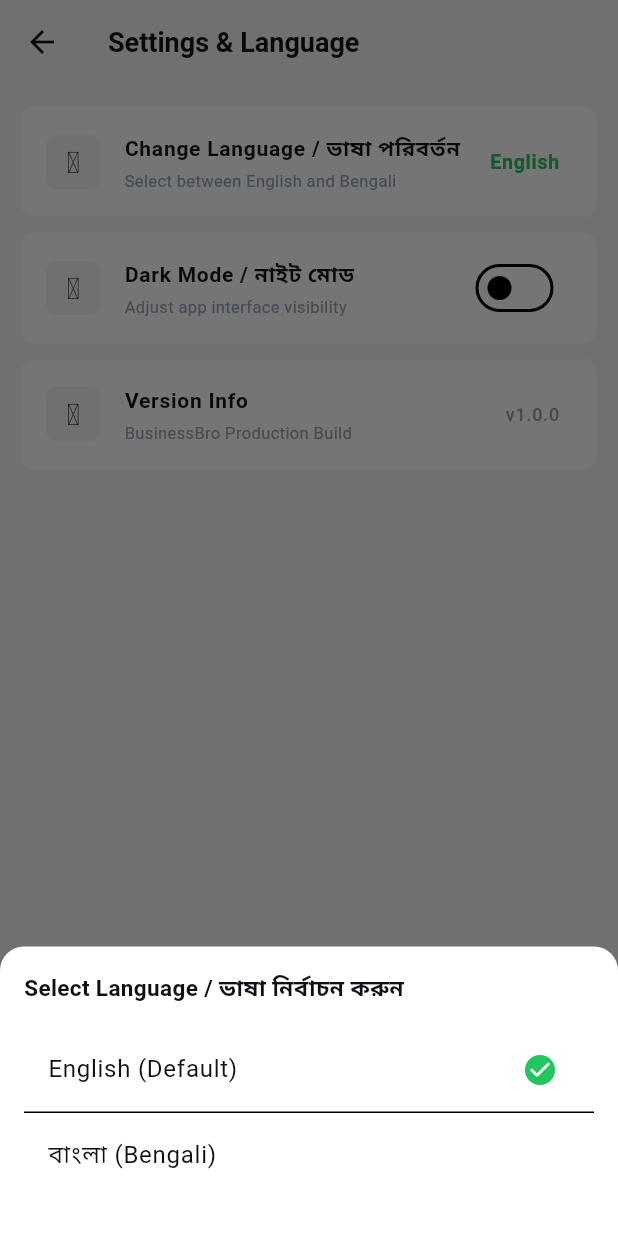
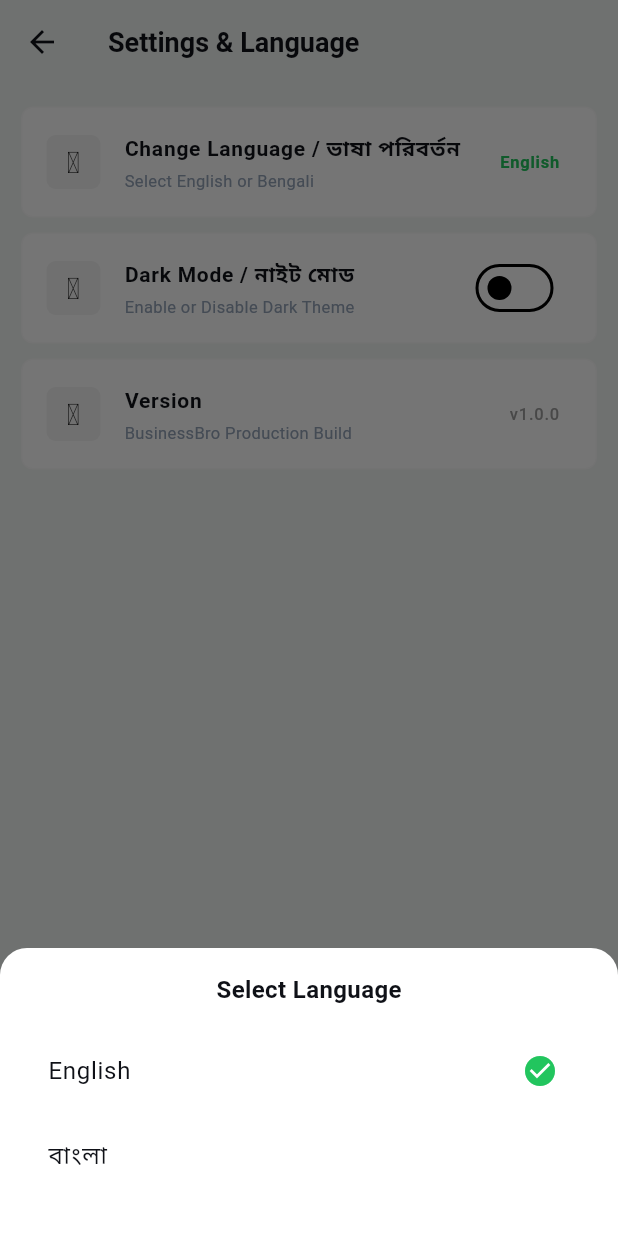
Before and after one commit to SB-Sagor/finalcial_management, a Flutter app: the SettingsScreen screen opened directly, after a tap on "Change Language / ভাষা পরিবর্তন", on a phone screen of 412 x 824 dp. Run offline on Flutter 3.47's test engine with Material 3 defaults, Android fonts, the phone set to English and light mode, and no system bars; our stand-ins replace get, iconsax, pdf, printing, shared_preferences; accounts and stored records are empty.

```diff
--- a/lib/features/dashboard/controllers/theme_controller.dart
+++ b/lib/features/dashboard/controllers/theme_controller.dart
@@ -3,34 +3,42 @@ import 'package:get/get.dart';
 import '../../../data/services/storage_service.dart';
 
 class ThemeController extends GetxController {
-  static ThemeController get instance => Get.find();
+  static ThemeController get instance => Get.find<ThemeController>();
 
-  final _isDarkMode = false.obs;
-  final _currentLanguage = 'en'.obs;
-
-  bool get isDarkMode => _isDarkMode.value;
-  String get currentLanguage => _currentLanguage.value;
+  final RxBool isDarkMode = false.obs;
+  final RxString currentLanguage = 'en'.obs;
 
   @override
   void onInit() {
     super.onInit();
-    _isDarkMode.value = StorageService.instance.getThemeMode()??false;
-    _currentLanguage.value = StorageService.instance.getLanguage();
 
-    // Set initial configuration
-    Get.changeThemeMode(_isDarkMode.value?ThemeMode.dark:ThemeMode.light);
-    Get.updateLocale(Locale(_currentLanguage.value));
+    isDarkMode.value = StorageService.instance.getThemeMode();
+    currentLanguage.value = StorageService.instance.getLanguage();
+
+    Get.changeThemeMode(
+      isDarkMode.value ? ThemeMode.dark : ThemeMode.light,
+    );
+
+    Get.updateLocale(
+      Locale(currentLanguage.value),
+    );
   }
 
-  void toggleTheme() {
-    _isDarkMode.value = !_isDarkMode.value;
-    Get.changeThemeMode(_isDarkMode.value ? ThemeMode.dark : ThemeMode.light);
-    StorageService.instance.saveThemeMode(_isDarkMode.value);
+  Future<void> toggleTheme() async {
+    isDarkMode.toggle();
+
+    Get.changeThemeMode(
+      isDarkMode.value ? ThemeMode.dark : ThemeMode.light,
+    );
+
+    await StorageService.instance.saveThemeMode(isDarkMode.value);
   }
 
-  void changeLanguage(String langCode) {
-    _currentLanguage.value = langCode;
-    Get.updateLocale(Locale(langCode));
-    StorageService.instance.saveLanguage(langCode);
+  Future<void> changeLanguage(String lang) async {
+    currentLanguage.value = lang;
+
+    Get.updateLocale(Locale(lang));
+
+    await StorageService.instance.saveLanguage(lang);
   }
 }
--- a/lib/features/settings/screens/settings_screen.dart
+++ b/lib/features/settings/screens/settings_screen.dart
@@ -1,8 +1,9 @@
 import 'package:flutter/material.dart';
 import 'package:get/get.dart';
 import 'package:iconsax/iconsax.dart';
+
 import '../../../utils/constraints/u_colors.dart';
-import '../controllers/settings_controller.dart';
+import '../../dashboard/controllers/theme_controller.dart';
 import 'widgets/settings_tile.dart';
 
 class SettingsScreen extends StatelessWidget {
@@ -10,91 +11,124 @@ class SettingsScreen extends StatelessWidget {
 
   @override
   Widget build(BuildContext context) {
-    final controller = Get.put(SettingsController());
-    final isLight = Theme.of(context).brightness == Brightness.light;
+    final controller = ThemeController.instance;
 
     return Scaffold(
       appBar: AppBar(
-        title: const Text('Settings & Language'),
+        title: const Text("Settings & Language"),
+        centerTitle: false,
         elevation: 0,
-        centerTitle: false,
       ),
       body: Column(
-        crossAxisAlignment: CrossAxisAlignment.start,
         children: [
           const SizedBox(height: 10),
 
+          /// Language
           USettingsTile(
-            title: 'Change Language / ভাষা পরিবর্তন',
-            subtitle: 'Select between English and Bengali',
+            title: "Change Language / ভাষা পরিবর্তন",
+            subtitle: "Select English or Bengali",
             icon: Iconsax.language_square,
-            onTap: () {
-              _showLanguageBottomSheet(context, controller);
-            },
-            trailing: Obx(() => Text(
-              controller.currentLanguage.value == 'en' ? 'English' : 'বাংলা',
-              style: const TextStyle(fontSize: 13, fontWeight: FontWeight.bold, color: UColors.profitGreen),
-            )),
+            onTap: () => _showLanguageBottomSheet(controller),
+            trailing: Obx(
+                  () => Text(
+                    controller.currentLanguage.value == "en"
+                        ? "English"
+                    : "বাংলা",
+                style: const TextStyle(
+                  fontWeight: FontWeight.bold,
+                  color: UColors.profitGreen,
+                ),
+              ),
+            ),
           ),
 
-          Obx(() => USettingsTile(
-            title: 'Dark Mode / নাইট মোড',
-            subtitle: 'Adjust app interface visibility',
+          /// Theme
+          Obx(
+                () => USettingsTile(
+              title: "Dark Mode / নাইট মোড",
+              subtitle: "Enable or Disable Dark Theme",
               icon: Iconsax.moon,
-            onTap: () {},
+              onTap: controller.toggleTheme,
               trailing: Switch.adaptive(
                 value: controller.isDarkMode.value,
                 activeColor: UColors.profitGreen,
-              onChanged: (value) => controller.toggleTheme(value),
+                onChanged: (_) => controller.toggleTheme(),
               ),
-          )),
+            ),
+          ),
 
           USettingsTile(
-            title: 'Version Info',
-            subtitle: 'BusinessBro Production Build',
+            title: "Version",
+            subtitle: "BusinessBro Production Build",
             icon: Iconsax.info_circle,
             onTap: () {},
-            trailing: const Text('v1.0.0', style: TextStyle(fontSize: 12, color: Colors.grey)),
+            trailing: const Text(
+              "v1.0.0",
+              style: TextStyle(color: Colors.grey),
+            ),
           ),
         ],
       ),
     );
   }
 
-  void _showLanguageBottomSheet(BuildContext context, SettingsController controller) {
+  void _showLanguageBottomSheet(
+      ThemeController controller,
+      ) {
     Get.bottomSheet(
       Container(
         padding: const EdgeInsets.all(16),
         decoration: BoxDecoration(
-          color: Theme.of(context).cardColor,
-          borderRadius: const BorderRadius.only(topLeft: Radius.circular(16), topRight: Radius.circular(16)),
+          color: Get.theme.cardColor,
+          borderRadius: const BorderRadius.vertical(
+            top: Radius.circular(18),
+          ),
         ),
         child: Column(
           mainAxisSize: MainAxisSize.min,
-          crossAxisAlignment: CrossAxisAlignment.start,
           children: [
             const Text(
-              'Select Language / ভাষা নির্বাচন করুন',
-              style: TextStyle(fontSize: 15, fontWeight: FontWeight.bold),
+              "Select Language",
+              style: TextStyle(
+                fontSize: 16,
+                fontWeight: FontWeight.bold,
               ),
-            const SizedBox(height: 16),
-            ListTile(
-              title: const Text('English (Default)'),
-              trailing: Obx(() => controller.currentLanguage.value == 'en' ? const Icon(Icons.check_circle_rounded, color: UColors.profitGreen) : const SizedBox()),
+            ),
+
+            const SizedBox(height: 15),
+
+            Obx(
+                  () => ListTile(
+                title: const Text("English"),
+                trailing: controller.currentLanguage.value == "en"
+                    ? const Icon(
+                  Icons.check_circle,
+                  color: UColors.profitGreen,
+                )
+                    : null,
                 onTap: () {
-                controller.toggleLanguage('en');
+                  controller.changeLanguage("en");
                   Get.back();
                 },
               ),
-            const Divider(height: 1),
-            ListTile(
-              title: const Text('বাংলা (Bengali)'),
-              trailing: Obx(() => controller.currentLanguage.value == 'bn' ? const Icon(Icons.check_circle_rounded, color: UColors.profitGreen) : const SizedBox()),
+            ),
+
+            Obx(
+                  () => ListTile(
+                title: const Text("বাংলা"),
+                trailing: controller.currentLanguage.value == "bn"
+                    ? const Icon(
+                  Icons.check_circle,
+                  color: UColors.profitGreen,
+                )
+                    : null,
                 onTap: () {
-                controller.toggleLanguage('bn');
+                  controller.changeLanguage("bn");
                   Get.back();
                 },
               ),
+            ),
+
             const SizedBox(height: 10),
           ],
         ),
```
Also changed, not shown: lib/features/dashboard/screens/home/home_screen.dart (+1 -63 lines), lib/main.dart (+28 -11 lines). Lines whose indentation alone changed are shown as unchanged.
